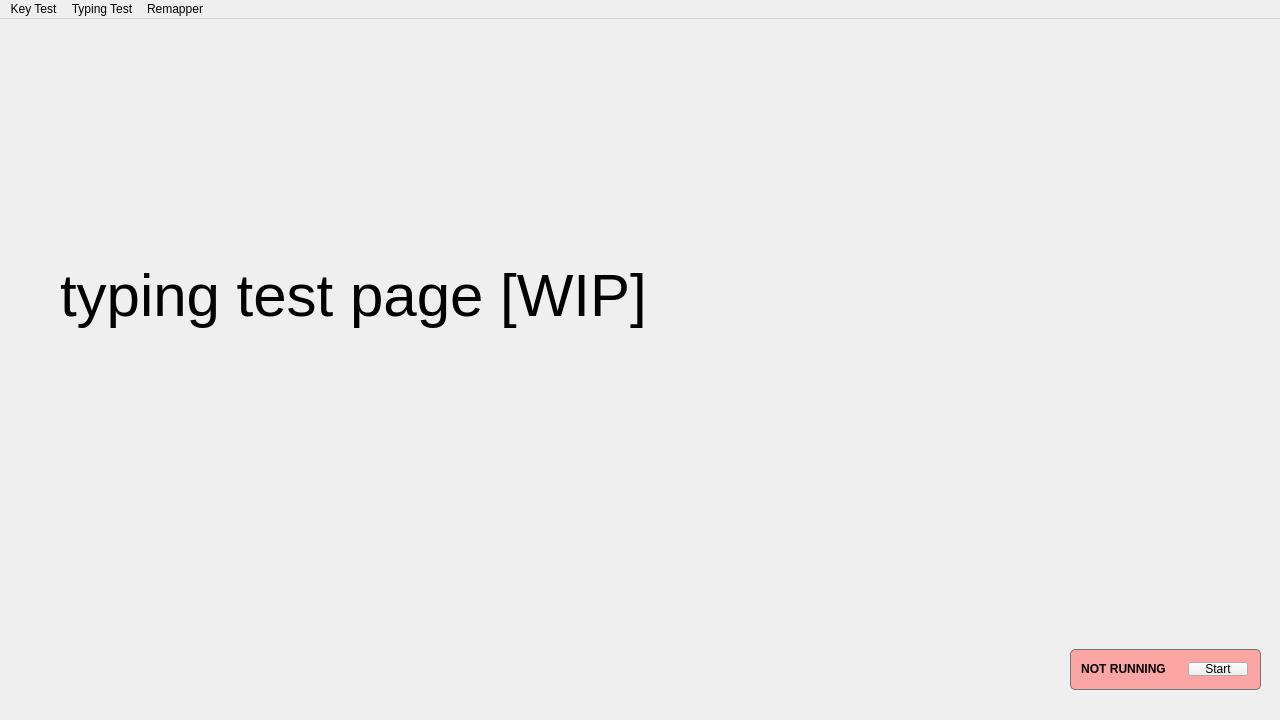
Old version of the form resources/KeyScan.ui in the repository ItzBlinkzy/KeyScan.
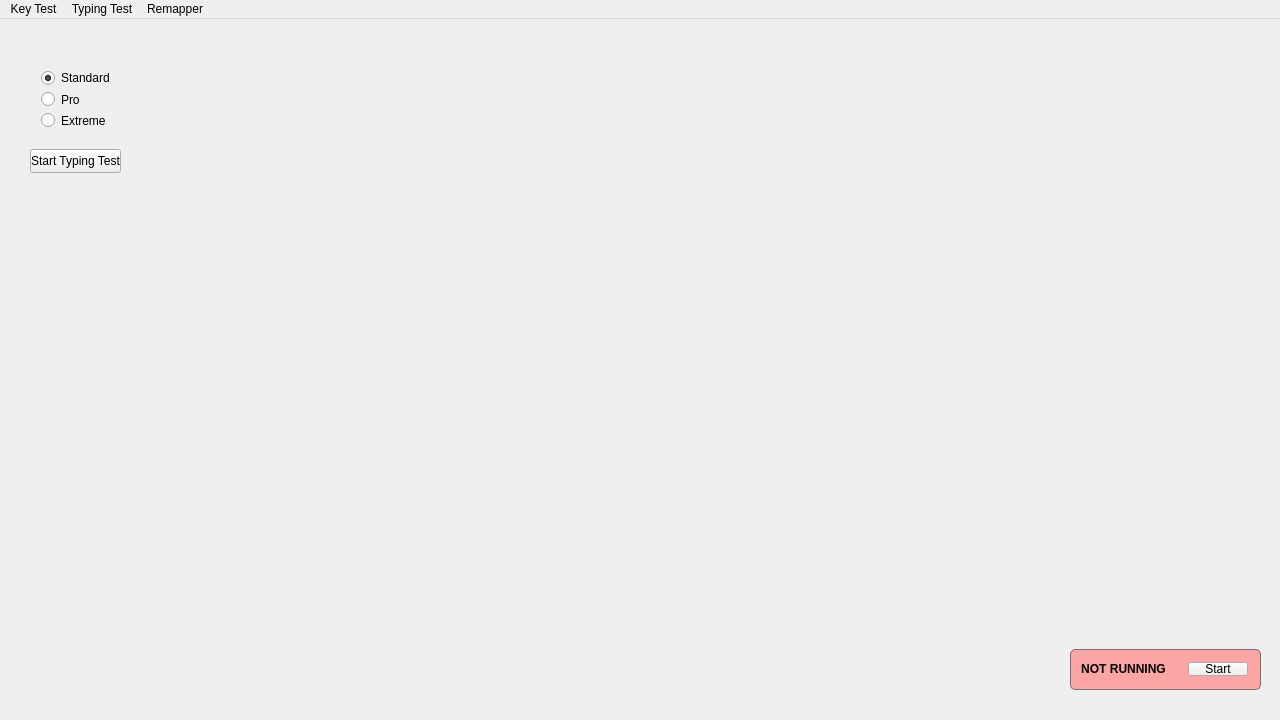
New version of the form. The open tabs and pages were chosen to show the change.

Commit message: words are now generated and printed to debug console when starting typing test

```diff
--- a/resources/KeyScan.ui
+++ b/resources/KeyScan.ui
@@ -48,30 +48,74 @@
      <widget class="QWidget" name="typing_test_container" native="true">
       <property name="geometry">
        <rect>
-        <x>10</x>
-        <y>40</y>
-        <width>1281</width>
-        <height>651</height>
+        <x>-10</x>
+        <y>10</y>
+        <width>1291</width>
+        <height>621</height>
        </rect>
       </property>
-      <widget class="QLabel" name="label">
+      <widget class="QPushButton" name="start_typing_test_button">
        <property name="geometry">
         <rect>
-         <x>60</x>
-         <y>-40</y>
-         <width>1181</width>
-         <height>551</height>
+         <x>50</x>
+         <y>120</y>
+         <width>91</width>
+         <height>24</height>
         </rect>
        </property>
-       <property name="styleSheet">
-        <string notr="true">* {
-font-size: 60px;
-}</string>
-       </property>
        <property name="text">
-        <string>typing test page [WIP]</string>
+        <string>Start Typing Test</string>
        </property>
       </widget>
+      <widget class="QWidget" name="GameTypeWidget" native="true">
+       <property name="geometry">
+        <rect>
+         <x>40</x>
+         <y>20</y>
+         <width>181</width>
+         <height>91</height>
+        </rect>
+       </property>
+       <widget class="QWidget" name="verticalLayoutWidget_4">
+        <property name="geometry">
+         <rect>
+          <x>10</x>
+          <y>10</y>
+          <width>160</width>
+          <height>80</height>
+         </rect>
+        </property>
+        <layout class="QVBoxLayout" name="verticalLayout_2">
+         <item>
+          <widget class="QRadioButton" name="radioButton">
+           <property name="text">
+            <string>Standard</string>
+           </property>
+           <property name="checked">
+            <bool>true</bool>
+           </property>
+          </widget>
+         </item>
+         <item>
+          <widget class="QRadioButton" name="radioButton_2">
+           <property name="text">
+            <string>Pro</string>
+           </property>
+          </widget>
+         </item>
+         <item>
+          <widget class="QRadioButton" name="radioButton_3">
+           <property name="text">
+            <string>Extreme</string>
+           </property>
+           <property name="checked">
+            <bool>false</bool>
+           </property>
+          </widget>
+         </item>
+        </layout>
+       </widget>
+      </widget>
      </widget>
     </widget>
     <widget class="QWidget" name="remapper_page">
```
Left out of the diff: 2 changed lines with no effect on the pictures. The commit also changes 9 other files.
